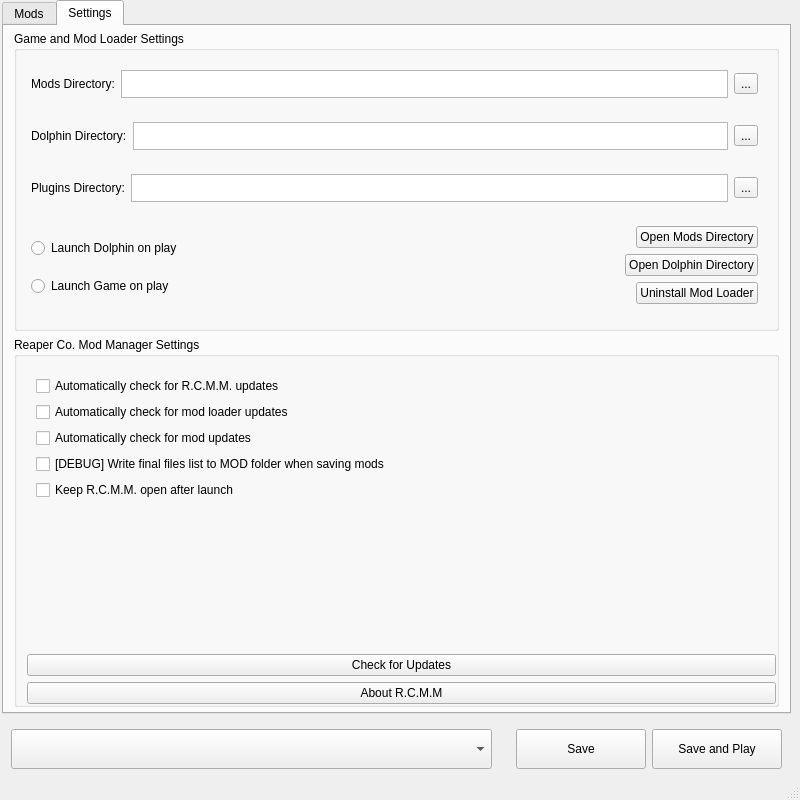
This is windowUIFiles/mainwindow.ui in KidWizardOfTheWeb/ReaperCo.ModManager as Qt 5 draws it before an edit. The edited form follows.
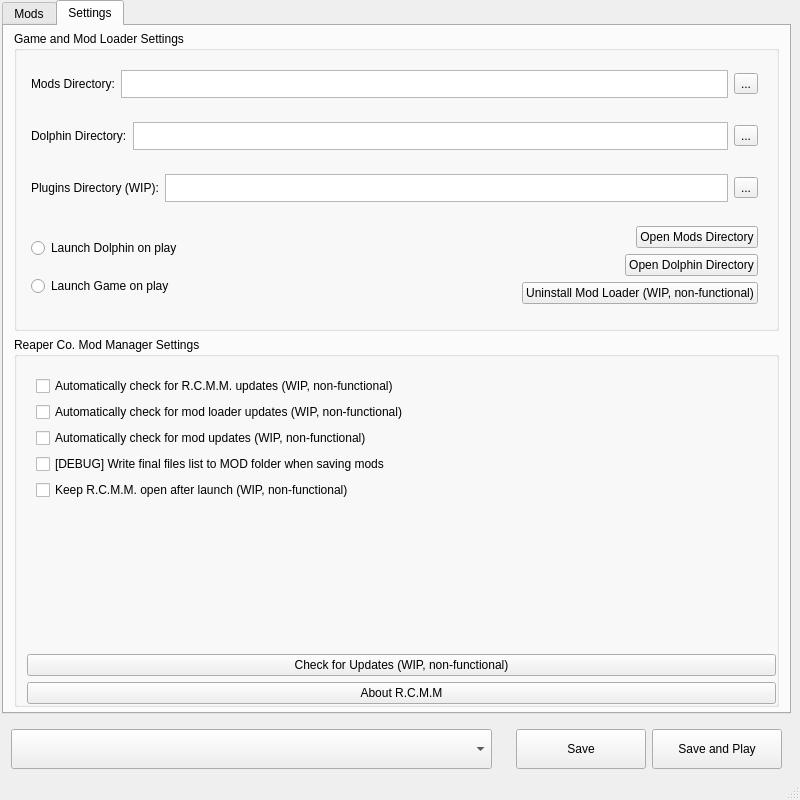
This is the edited form. The open tabs and pages were chosen to show the change. Icons and pictures are not drawn.

The edit to the form file:
```diff
--- a/windowUIFiles/mainwindow.ui
+++ b/windowUIFiles/mainwindow.ui
@@ -293,7 +293,7 @@
                  </sizepolicy>
                 </property>
                 <property name="text">
-                 <string>Uninstall Mod Loader</string>
+                 <string>Uninstall Mod Loader (WIP, non-functional)</string>
                 </property>
                </widget>
               </item>
@@ -395,7 +395,7 @@
               <item>
                <widget class="QLabel" name="pluginsDirLabel">
                 <property name="text">
-                 <string>Plugins Directory:</string>
+                 <string>Plugins Directory (WIP):</string>
                 </property>
                </widget>
               </item>
@@ -468,21 +468,21 @@
               <item row="0" column="0">
                <widget class="QCheckBox" name="checkBox_2">
                 <property name="text">
-                 <string>Automatically check for R.C.M.M. updates</string>
+                 <string>Automatically check for R.C.M.M. updates (WIP, non-functional)</string>
                 </property>
                </widget>
               </item>
               <item row="1" column="0">
                <widget class="QCheckBox" name="checkBox_3">
                 <property name="text">
-                 <string>Automatically check for mod loader updates</string>
+                 <string>Automatically check for mod loader updates (WIP, non-functional)</string>
                 </property>
                </widget>
               </item>
               <item row="2" column="0">
                <widget class="QCheckBox" name="checkBox_4">
                 <property name="text">
-                 <string>Automatically check for mod updates</string>
+                 <string>Automatically check for mod updates (WIP, non-functional)</string>
                 </property>
                </widget>
               </item>
@@ -496,7 +496,7 @@
               <item row="4" column="0">
                <widget class="QCheckBox" name="checkBox_6">
                 <property name="text">
-                 <string>Keep R.C.M.M. open after launch</string>
+                 <string>Keep R.C.M.M. open after launch (WIP, non-functional)</string>
                 </property>
                </widget>
               </item>
@@ -506,7 +506,7 @@
            <item row="2" column="0">
             <widget class="QPushButton" name="pushButton_4">
              <property name="text">
-              <string>Check for Updates</string>
+              <string>Check for Updates (WIP, non-functional)</string>
              </property>
             </widget>
            </item>
```
Left out of the diff: 2 changed lines with no effect on the pictures.
